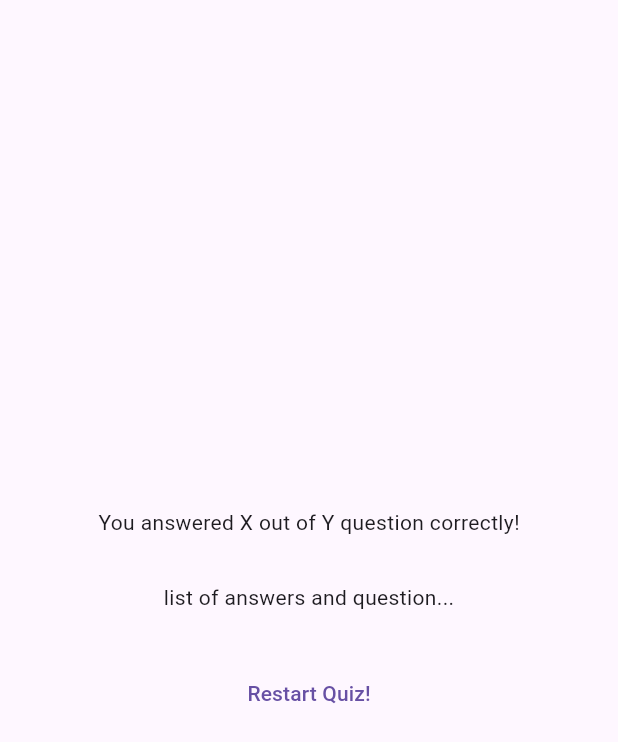
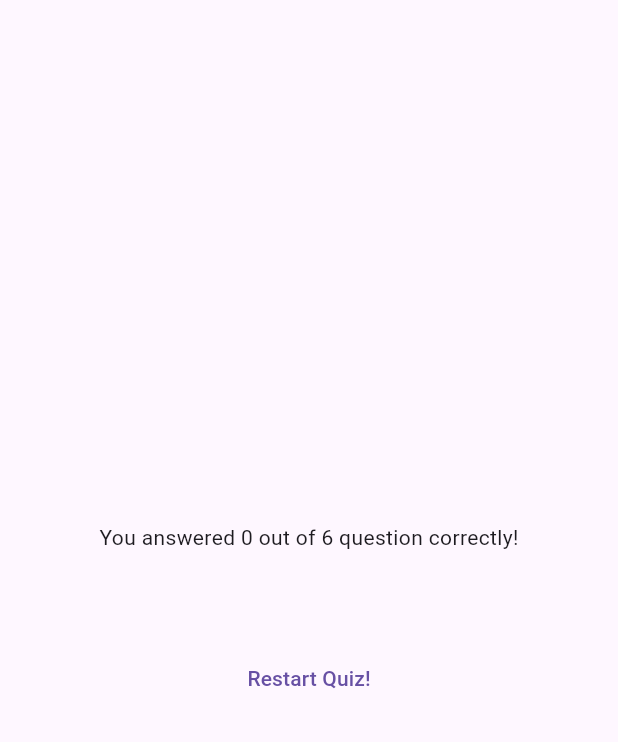
Before and after one commit to JayPatel-2023/Quiz-App, a Flutter app: the ResultScreen widget shown alone on an empty page, opened directly with empty values, on a phone screen of 412 x 824 dp. Shown: the top 742 px of the screen. Run offline on Flutter 3.47's test engine with Material 3 defaults, Android fonts, the phone set to English and light mode, and no system bars; our stand-ins replace google_fonts.

Commit message:
make result screen dynamic

```diff
--- a/lib/quiz.dart
+++ b/lib/quiz.dart
@@ -27,7 +27,6 @@ class _QuizState extends State<Quiz> {
     // Compare tottal no.of question with total no. of answers
     if (selectedAnswers.length == questions.length) {
       setState(() {
-        selectedAnswers = [];
         activeScreen = 'result-screen';
       });
     }
--- a/lib/result_screen.dart
+++ b/lib/result_screen.dart
@@ -1,5 +1,7 @@
+import 'package:flutter/foundation.dart';
 import 'package:flutter/material.dart';
 import 'package:quiz_app/data/questions.dart';
+import 'package:quiz_app/question_summary.dart';
 
 class ResultScreen extends StatelessWidget {
   const ResultScreen({super.key, required this.chosenAnswers});
@@ -11,10 +13,10 @@ class ResultScreen extends StatelessWidget {
 
     for (int i = 0; i < chosenAnswers.length; i++) {
       summary.add({
-        'question_index' : i,
-        'question' : questions[i].text ,
-        'correct_answer' : questions[i].answers[0],
-        'user_answer' : chosenAnswers[i],
+        'question_index': i,
+        'question': questions[i].text,
+        'correct_answer': questions[i].answers[0],
+        'user_answer': chosenAnswers[i],
       });
     }
 
@@ -23,6 +25,12 @@ class ResultScreen extends StatelessWidget {
 
   @override
   Widget build(BuildContext context) {
+    final summaryData = getSummaryData();
+    final numTotalQuestions = questions.length;
+    final numCorrectQuestions = summaryData.where((data) {
+      return data['user_answer']  ==['correct_answer'];
+    }).length;
+
     return SizedBox(
       width: double.infinity,
       child: Container(
@@ -30,9 +38,9 @@ class ResultScreen extends StatelessWidget {
         child: Column(
           mainAxisAlignment: MainAxisAlignment.center,
           children: [
-            const Text('You answered X out of Y question correctly!'),
+            Text('You answered $numCorrectQuestions out of $numTotalQuestions question correctly!'),
             const SizedBox(height: 30),
-            const Text('list of answers and question...'),
+            QuestionSummary(summaryData: summaryData),
             const SizedBox(height: 30),
             TextButton(
               onPressed: () {},
```
Also changed, not shown: lib/question_summary.dart (added, +31 -0 lines).
